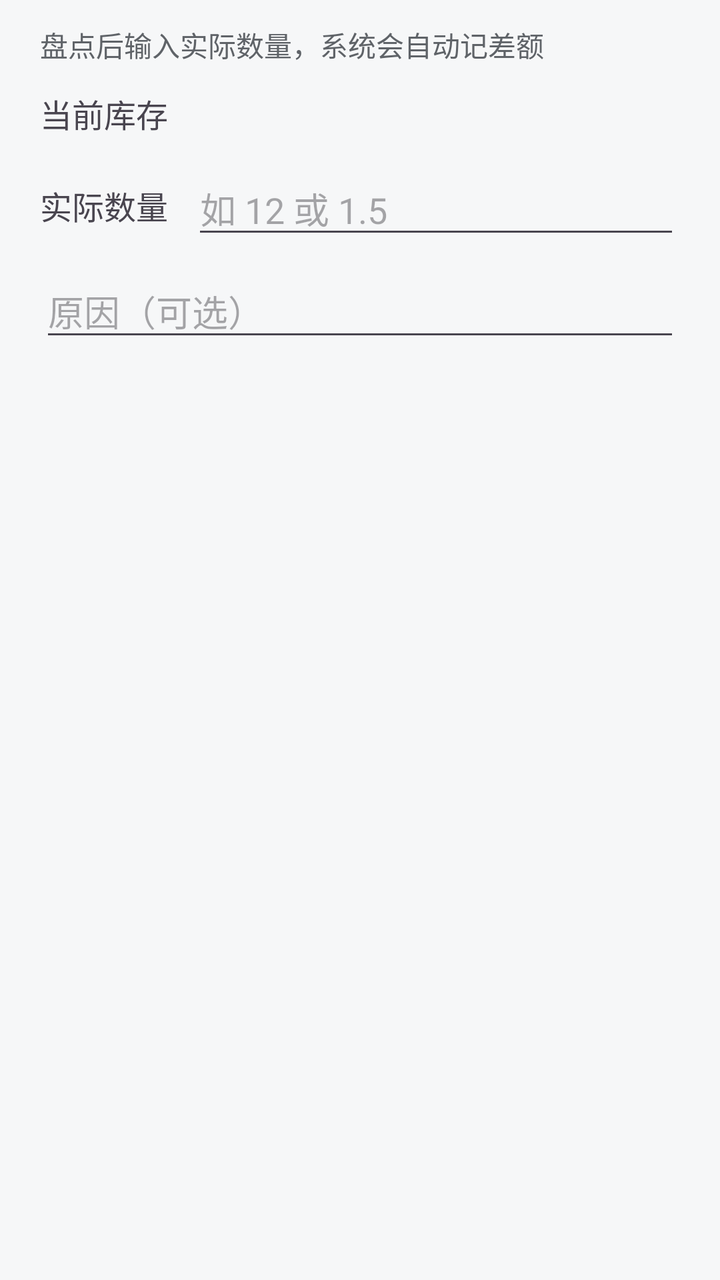
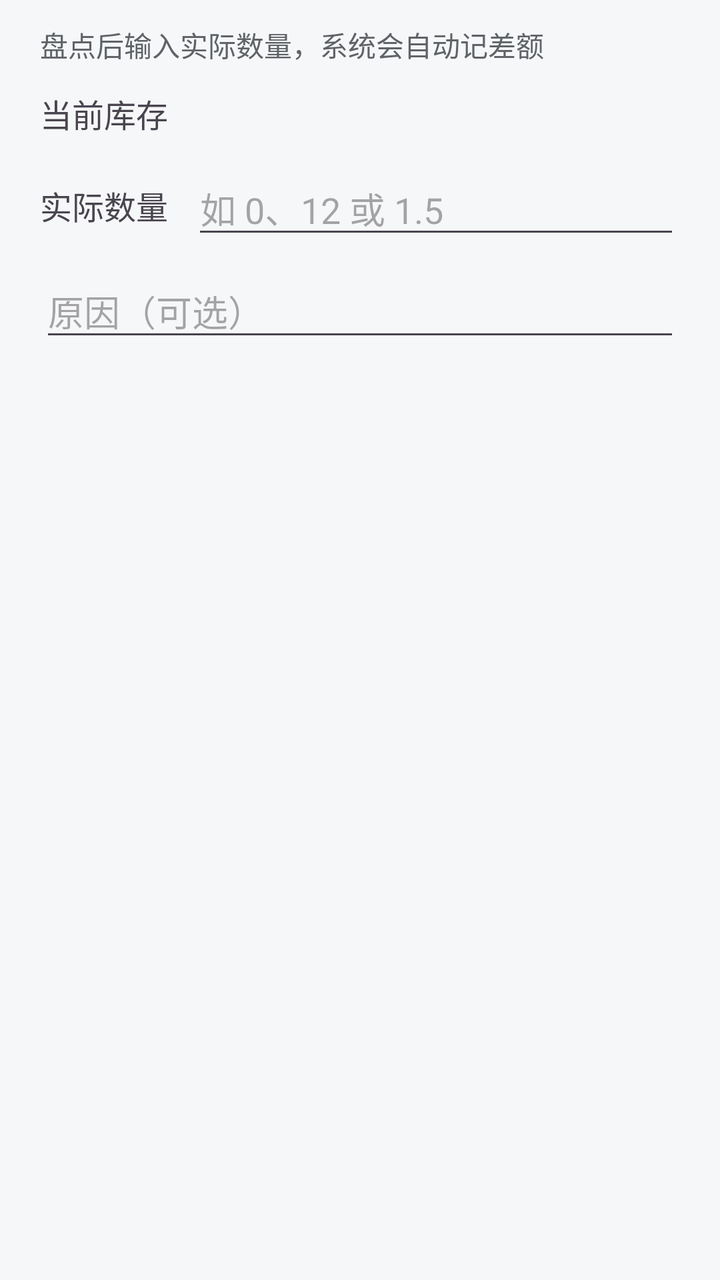

The first picture is an Android layout as it rendered before a commit; the second is the same layout after the commit. The layout source and the unified diff follow.
<!-- AndroidManifest.xml: application theme Theme.Accounting -->
<!-- res/layout/dialog_adjust_stock.xml -->
<?xml version="1.0" encoding="utf-8"?>
<LinearLayout xmlns:android="http://schemas.android.com/apk/res/android"
    android:layout_width="match_parent"
    android:layout_height="wrap_content"
    android:orientation="vertical"
    android:paddingStart="20dp"
    android:paddingEnd="20dp"
    android:paddingTop="12dp">

    <TextView
        android:layout_width="match_parent"
        android:layout_height="wrap_content"
        android:text="@string/adjust_hint"
        android:textColor="@color/text_secondary"
        android:textSize="14sp" />

    <LinearLayout
        android:layout_width="match_parent"
        android:layout_height="wrap_content"
        android:orientation="horizontal"
        android:layout_marginTop="12dp"
        android:gravity="center_vertical">

        <TextView
            android:layout_width="wrap_content"
            android:layout_height="wrap_content"
            android:text="@string/current_stock"
            android:textSize="16sp" />

        <TextView
            android:id="@+id/current_stock"
            android:layout_width="0dp"
            android:layout_height="wrap_content"
            android:layout_weight="1"
            android:layout_marginStart="12dp"
            android:textColor="@color/text_primary"
            android:textSize="18sp"
            android:textStyle="bold" />
    </LinearLayout>

    <LinearLayout
        android:layout_width="match_parent"
        android:layout_height="wrap_content"
        android:orientation="horizontal"
        android:layout_marginTop="12dp"
        android:gravity="center_vertical">

        <TextView
            android:layout_width="wrap_content"
            android:layout_height="wrap_content"
            android:text="@string/actual_stock"
            android:textSize="16sp" />

        <EditText
            android:id="@+id/actual_qty"
            android:layout_width="0dp"
            android:layout_height="wrap_content"
            android:layout_weight="1"
            android:layout_marginStart="12dp"
            android:hint="@string/actual_qty_hint"
            android:inputType="numberDecimal"
            android:maxLines="1"
            android:textSize="18sp" />

        <TextView
            android:id="@+id/adjust_unit"
            android:layout_width="wrap_content"
            android:layout_height="wrap_content"
            android:textSize="16sp" />
    </LinearLayout>

    <EditText
        android:id="@+id/adjust_reason"
        android:layout_width="match_parent"
        android:layout_height="wrap_content"
        android:layout_marginTop="8dp"
        android:hint="@string/adjust_reason"
        android:inputType="text"
        android:maxLines="1" />

</LinearLayout>
<!-- resources referenced by this layout -->
<resources>
  <color name="text_primary">#1C1B1F</color>
  <color name="text_secondary">#5F6368</color>
  <string name="actual_qty_hint">如 12 或 1.5</string>
  <string name="actual_stock">实际数量</string>
  <string name="adjust_hint">盘点后输入实际数量，系统会自动记差额</string>
  <string name="adjust_reason">原因（可选）</string>
  <string name="current_stock">当前库存</string>
  <style name="Theme.Accounting" parent="Theme.Material3.DayNight.NoActionBar">
          <item name="colorPrimary">@color/brand_primary</item>
          <item name="colorOnPrimary">#FFFFFF</item>
          <item name="colorPrimaryContainer">@color/brand_primary_light</item>
          <item name="android:colorBackground">@color/bg_page</item>
          <item name="android:statusBarColor">@color/brand_primary_dark</item>
      </style>
  <color name="brand_primary">#00695C</color>
  <color name="brand_primary_light">#B2DFDB</color>
  <color name="bg_page">#F6F7F8</color>
  <color name="brand_primary_dark">#004D40</color>
</resources>

<!-- the commit's change to res/layout/dialog_adjust_stock.xml (unified diff, before → after) -->
@@ -59,6 +59,7 @@
             android:layout_marginStart="12dp"
             android:hint="@string/actual_qty_hint"
             android:inputType="numberDecimal"
+            android:min="0"
             android:maxLines="1"
             android:textSize="18sp" />
 
<!-- resource entries referenced after the edit -->
@@ -2,7 +2,7 @@
 <resources>
   <color name="text_primary">#1C1B1F</color>
   <color name="text_secondary">#5F6368</color>
-  <string name="actual_qty_hint">如 12 或 1.5</string>
+  <string name="actual_qty_hint">如 0、12 或 1.5</string>
   <string name="actual_stock">实际数量</string>
   <string name="adjust_hint">盘点后输入实际数量，系统会自动记差额</string>
   <string name="adjust_reason">原因（可选）</string>
